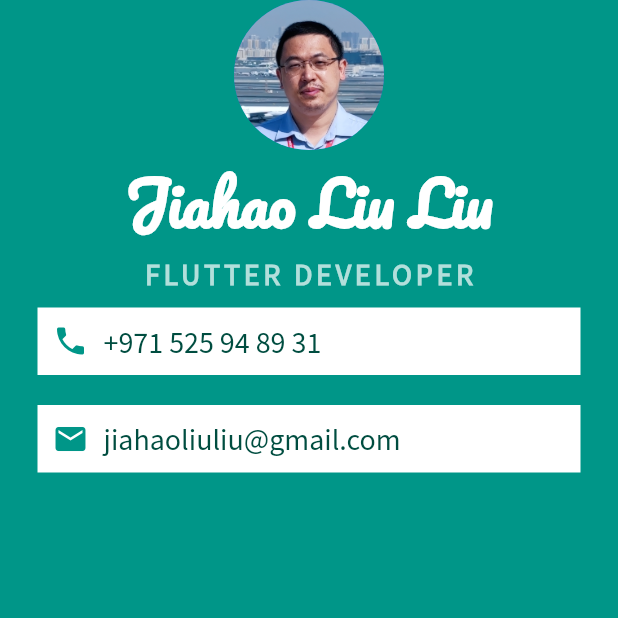
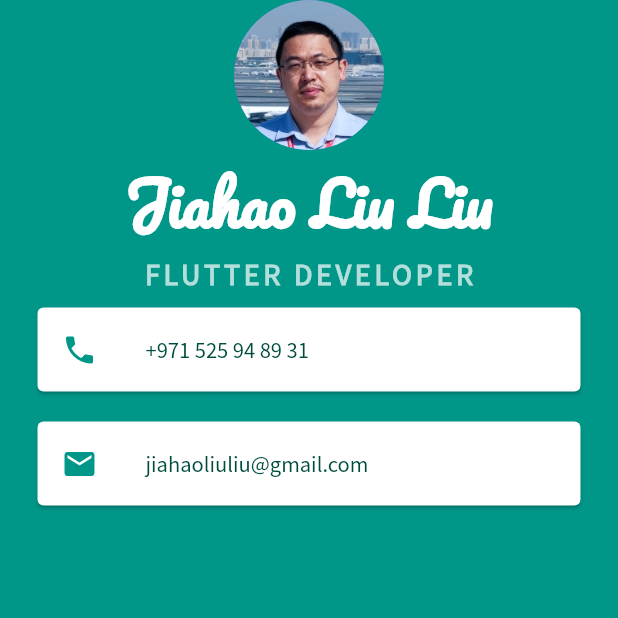
Before and after one commit to jiahaoliuliu/fl_i_am_rich, a Flutter app: the screen it shows after launch, on a phone screen of 412 x 824 dp, the top half of it. Run offline on Flutter 3.47's test engine with Material 2 defaults, Android fonts, the phone set to English and light mode, and no system bars.

Commit message:
Using listTile for the cards contents

```diff
--- a/6_mi_card_flutter/lib/main.dart
+++ b/6_mi_card_flutter/lib/main.dart
@@ -37,57 +37,44 @@
                 fontWeight: FontWeight.bold,
               ),
             ),
-            Container(
-              padding: EdgeInsets.all(10.0),
-              color: Colors.white,
+            Card(
               margin: EdgeInsets.symmetric(
                 vertical: 10.0,
                 horizontal: 25.0,
               ),
-              child: Row(
-                children: <Widget>[
-                  Icon(
+              child: ListTile(
+                leading: Icon(
                   Icons.phone,
                   color: Colors.teal,
                 ),
-                  SizedBox(
-                    width: 10.0,
-                  ),
-                  Text(
+                title: Text(
                   '+971 525 94 89 31',
                   style: TextStyle(
                     color: Colors.teal.shade900,
                     fontFamily: 'Source Sans Pro',
-                        fontSize: 20.0),
-                  ),
-                ],
+                    fontSize: 15.0,
                   ),
                 ),
-            Container(
-              padding: EdgeInsets.all(10.0),
-              color: Colors.white,
+              ),
+            ),
+            Card(
               margin: EdgeInsets.symmetric(
                 vertical: 10.0,
                 horizontal: 25.0,
               ),
-              child: Row(
-                children: <Widget>[
-                  Icon(
+              child: ListTile(
+                leading: Icon(
                   Icons.email,
                   color: Colors.teal,
                 ),
-                  SizedBox(
-                    width: 10.0,
-                  ),
-                  Text(
+                title: Text(
                   'jiahaoliuliu@gmail.com',
                   style: TextStyle(
                     color: Colors.teal.shade900,
                     fontFamily: 'Source Sans Pro',
-                      fontSize: 20.0,
+                    fontSize: 15.0,
                   ),
-                  )
-                ],
+                ),
               ),
             ),
           ],
@@ -96,3 +83,23 @@
     );
   }
 }
+
+// Row(
+// children: <Widget>[
+// Icon(
+// Icons.phone,
+// color: Colors.teal,
+// ),
+// SizedBox(
+// width: 10.0,
+// ),
+// Text(
+// '+971 525 94 89 31',
+// style: TextStyle(
+// color: Colors.teal.shade900,
+// fontFamily: 'Source Sans Pro',
+// fontSize: 20.0,
+// ),
+// ),
+// ],
+// ),
```
Lines whose indentation alone changed are shown as unchanged.
